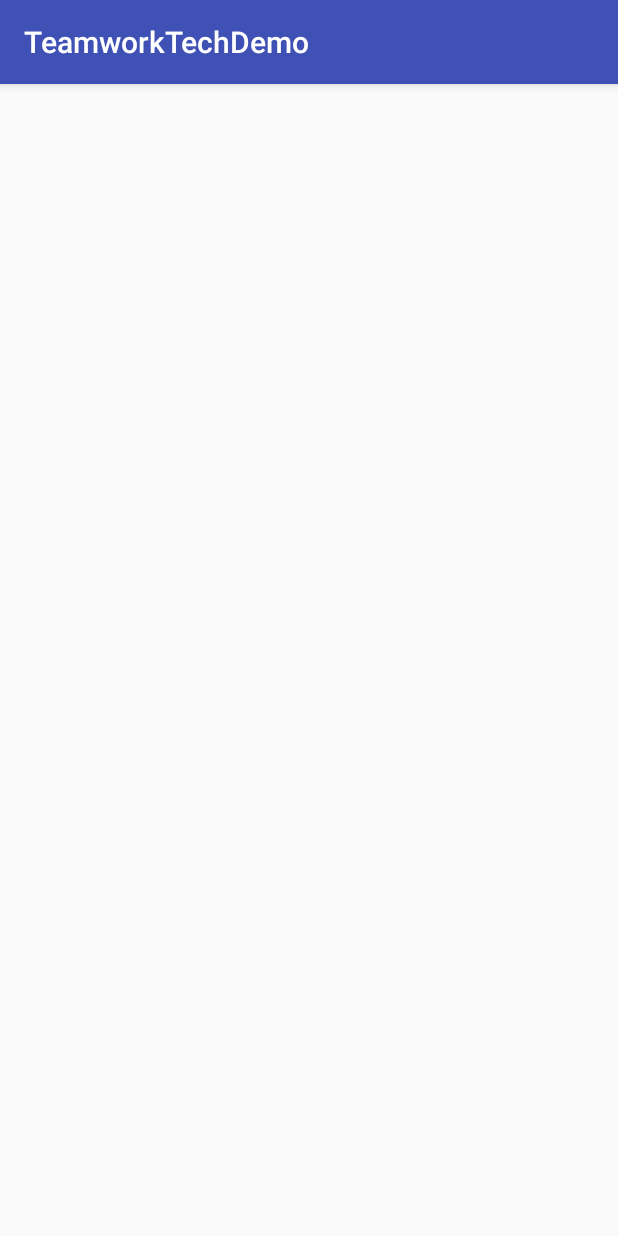
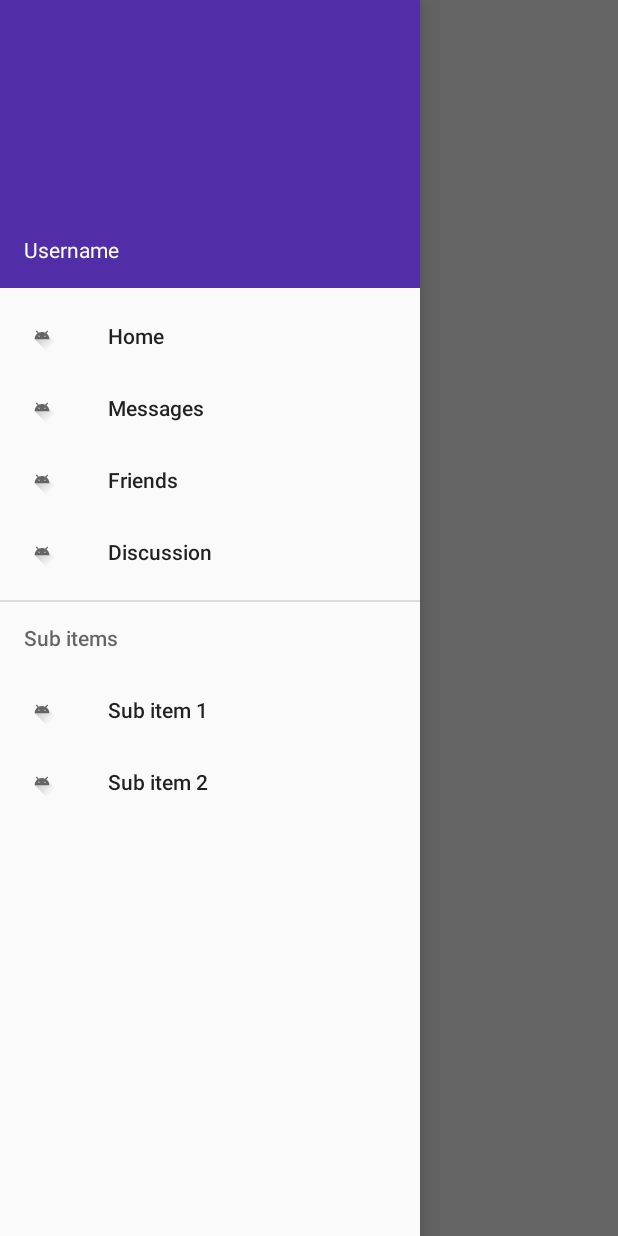
Before and after one commit to ruairimcguigan/TeamworkTechDemo, an Android app: the screen it shows after launch (ProjectsActivity), on a phone screen of 412 x 824 dp. Run offline under Robolectric (Android 15) with nearby library versions, the phone set to English and light mode, and no system bars; our stand-ins replace ButterKnife, Dagger/Hilt's generated code, RxJava, Timber; libraries missing offline, so code that uses them is left out: com.facebook.drawee, com.facebook.stetho, com.singhajit.sherlock, com.squareup.leakcanary, com.tspoon.traceur; network calls fail; pictures from the network do not load; 3 statements that could not run were skipped.

Commit message:
nav drawer and fragments added

```diff
--- a/app/src/main/AndroidManifest.xml
+++ b/app/src/main/AndroidManifest.xml
@@ -20,6 +20,8 @@
                 <category android:name="android.intent.category.LAUNCHER" />
             </intent-filter>
         </activity>
+
+        <activity android:name=".projects.ProjectDetailsActivity"/>
     </application>
 
 </manifest>
--- a/app/src/main/java/demo/teamwork/aquidigital/common/injection/AppComponent.java
+++ b/app/src/main/java/demo/teamwork/aquidigital/common/injection/AppComponent.java
@@ -6,6 +6,7 @@ import dagger.Component;
 import demo.teamwork.aquidigital.home.HomeActivity;
 import demo.teamwork.aquidigital.home.HomeModule;
 import demo.teamwork.aquidigital.projects.ProjectsActivity;
+import demo.teamwork.aquidigital.projects.ProjectsListFragment;
 import demo.teamwork.aquidigital.projects.ProjectsModule;
 import demo.teamwork.aquidigital.repository.ApiModule;
 
@@ -19,6 +20,9 @@ public interface AppComponent {
 
     void inject(HomeActivity activity);
 
+    void inject(ProjectsListFragment fragment);
+
+
     void inject(ProjectsActivity activity);
 
 
--- a/app/src/main/java/demo/teamwork/aquidigital/common/injection/FragmentComponent.java
+++ b/app/src/main/java/demo/teamwork/aquidigital/common/injection/FragmentComponent.java
@@ -1,9 +1,7 @@
 package demo.teamwork.aquidigital.common.injection;
 
 import dagger.Subcomponent;
-import demo.teamwork.aquidigital.common.injection.PerFragment;
-import demo.teamwork.aquidigital.common.injection.FragmentModule;
-import demo.teamwork.aquidigital.projects.ProjectDetailsFragment;
+import demo.teamwork.aquidigital.projects.ProjectDetailsActivity;
 
 /**
  * This component inject dependencies to all Fragments across the application
@@ -12,7 +10,7 @@ import demo.teamwork.aquidigital.projects.ProjectDetailsFragment;
 @Subcomponent(modules = FragmentModule.class)
 public interface FragmentComponent {
 
-    void inject(ProjectDetailsFragment fragment);
+    void inject(ProjectDetailsActivity fragment);
 
 
 }
--- a/app/src/main/java/demo/teamwork/aquidigital/projects/ProjectDetailsFragment.java
+++ /dev/null
@@ -1,6 +0,0 @@
-package demo.teamwork.aquidigital.projects;
-
-import android.support.v4.app.Fragment;
-
-public class ProjectDetailsFragment extends Fragment{
-}
--- a/app/src/main/java/demo/teamwork/aquidigital/projects/ProjectsActivity.java
+++ b/app/src/main/java/demo/teamwork/aquidigital/projects/ProjectsActivity.java
@@ -2,10 +2,14 @@ package demo.teamwork.aquidigital.projects;
 
 import android.os.Bundle;
 import android.support.annotation.Nullable;
+import android.support.design.widget.NavigationView;
+import android.support.v4.view.GravityCompat;
+import android.support.v4.widget.DrawerLayout;
 import android.support.v7.app.AppCompatActivity;
 import android.support.v7.widget.DividerItemDecoration;
 import android.support.v7.widget.LinearLayoutManager;
 import android.support.v7.widget.RecyclerView;
+import android.view.MenuItem;
 import android.widget.Toast;
 
 import java.util.List;
@@ -16,17 +20,20 @@ import butterknife.BindView;
 import butterknife.ButterKnife;
 import demo.teamwork.aquidigital.R;
 import demo.teamwork.aquidigital.TeamworkApplication;
+import demo.teamwork.aquidigital.common.base.BaseActivity;
 import demo.teamwork.aquidigital.projects.ProjectsContract.View;
 import demo.teamwork.aquidigital.repository.api.apimodel.Project;
 
 import static android.support.v7.widget.RecyclerView.HORIZONTAL;
 
-public class ProjectsActivity extends AppCompatActivity implements View{
+public class ProjectsActivity extends BaseActivity implements View {
 
-    @BindView(R.id.projectList)
-    RecyclerView projectList;
+    @BindView(R.id.drawer_layout)
+    DrawerLayout drawerLayout;
 
-    private ProjectAdapter adapter;
+    @BindView(R.id.nav_view)
+    NavigationView navigationView;
+
 
     @Inject
     ProjectsPresenter presenter;
@@ -34,43 +41,43 @@ public class ProjectsActivity extends AppCompatActivity implements View{
     @Override
     protected void onCreate(@Nullable Bundle savedInstanceState) {
         super.onCreate(savedInstanceState);
-        setContentView(R.layout.activity_projects);
+        setContentView(getLayout());
         ButterKnife.bind(this);
 
-        setAdapter();
+        showFragment(R.id.fragment_container, ProjectsListFragment.class);
+        setNavigationView();
 
         ((TeamworkApplication) getApplication()).getAppComponent().inject(this);
     }
 
-    private void setAdapter() {
-        adapter = new ProjectAdapter(this);
-        projectList.setLayoutManager(new LinearLayoutManager(this));
-        projectList.setHasFixedSize(true);
-        projectList.setAdapter(adapter);
-        DividerItemDecoration itemDecor = new DividerItemDecoration(this, HORIZONTAL);
-        projectList.addItemDecoration(itemDecor);
+    @Override
+    protected int getLayout() {
+        return R.layout.activity_projects;
     }
 
-    @Override
-    protected void onStart() {
-        super.onStart();
-        presenter.attachView(this);
-        presenter.loadProjects();
+    private void setNavigationView() {
+        if (navigationView != null) {
+            drawerLayout.openDrawer(GravityCompat.START);
+            setupDrawerContent(navigationView);
+        }
     }
 
-    @Override
-    protected void onResume() {
-        super.onResume();
-
+    private void setupDrawerContent(NavigationView navigationView) {
+        navigationView.setNavigationItemSelectedListener(
+                new NavigationView.OnNavigationItemSelectedListener() {
+                    @Override
+                    public boolean onNavigationItemSelected(MenuItem menuItem) {
+                        menuItem.setChecked(true);
+                        drawerLayout.closeDrawers();
+                        return true;
+                    }
+                });
     }
 
     @Override
     public void showProjects(List<Project> projectList) {
-        for (Project p: projectList) {
-        Toast.makeText(this, p.getName(), Toast.LENGTH_SHORT).show();
 
-        }
-        adapter.setData(projectList);
+
     }
 
 
--- /dev/null
+++ b/app/src/main/java/demo/teamwork/aquidigital/projects/ProjectsListFragment.java
@@ -0,0 +1,95 @@
+package demo.teamwork.aquidigital.projects;
+
+import android.os.Bundle;
+import android.support.annotation.NonNull;
+import android.support.annotation.Nullable;
+import android.support.v7.widget.DividerItemDecoration;
+import android.support.v7.widget.LinearLayoutManager;
+import android.support.v7.widget.RecyclerView;
+import android.view.LayoutInflater;
+import android.view.View;
+import android.view.ViewGroup;
+import android.widget.Toast;
+
+import java.util.List;
+
+import javax.inject.Inject;
+
+import butterknife.BindView;
+import butterknife.ButterKnife;
+import demo.teamwork.aquidigital.R;
+import demo.teamwork.aquidigital.TeamworkApplication;
+import demo.teamwork.aquidigital.common.base.BaseFragment;
+import demo.teamwork.aquidigital.common.injection.FragmentComponent;
+import demo.teamwork.aquidigital.repository.api.apimodel.Project;
+
+import static android.support.v7.widget.RecyclerView.HORIZONTAL;
+
+public class ProjectsListFragment extends BaseFragment implements ProjectsContract.View{
+
+    @Inject
+    ProjectsPresenter presenter;
+
+    @BindView(R.id.projectList)
+    RecyclerView projectList;
+
+    private ProjectAdapter adapter;
+
+    @Nullable
+    @Override
+    public View onCreateView(@NonNull LayoutInflater inflater, @Nullable ViewGroup container, @Nullable Bundle savedInstanceState) {
+        View view = inflater.inflate(getLayout(), container, false);
+        ButterKnife.bind(this, view);
+        setAdapter();
+        ((TeamworkApplication) getActivity().getApplication()).getAppComponent().inject(this);
+        return view;
+    }
+
+    private void setAdapter() {
+        adapter = new ProjectAdapter(getActivity());
+        projectList.setLayoutManager(new LinearLayoutManager(getActivity()));
+        projectList.setHasFixedSize(true);
+        projectList.setAdapter(adapter);
+        DividerItemDecoration itemDecor = new DividerItemDecoration(getActivity(), HORIZONTAL);
+        projectList.addItemDecoration(itemDecor);
+    }
+
+    @Override
+    protected int getLayout() {
+        return R.layout.fragment_project_list;
+    }
+
+
+
+    @Override
+    public void onStart() {
+        super.onStart();
+        presenter.attachView(this);
+        presenter.loadProjects();
+    }
+
+    @Override
+    protected void inject(FragmentComponent fragmentComponent) {
+
+    }
+
+    @Override
+    protected void attachView() {
+
+    }
+
+    @Override
+    protected void detachPresenter() {
+
+    }
+
+    @Override
+    public void showProjects(List<Project> projectList) {
+        adapter.setData(projectList);
+    }
+
+    @Override
+    public void toggleProgress() {
+
+    }
+}
--- a/app/src/main/res/layout/activity_projects.xml
+++ b/app/src/main/res/layout/activity_projects.xml
@@ -1,16 +1,24 @@
 <?xml version="1.0" encoding="utf-8"?>
-<android.support.constraint.ConstraintLayout xmlns:android="http://schemas.android.com/apk/res/android"
+
+<android.support.v4.widget.DrawerLayout xmlns:android="http://schemas.android.com/apk/res/android"
+    xmlns:app="http://schemas.android.com/apk/res-auto"
+    android:id="@+id/drawer_layout"
     android:layout_width="match_parent"
     android:layout_height="match_parent"
-    xmlns:app="http://schemas.android.com/apk/res-auto">
+    android:fitsSystemWindows="true">
 
-    <android.support.v7.widget.RecyclerView
-        android:id="@+id/projectList"
+    <FrameLayout
+        android:id="@+id/fragment_container"
         android:layout_width="match_parent"
+        android:layout_height="match_parent"/>
+
+    <android.support.design.widget.NavigationView
+        android:id="@+id/nav_view"
+        android:layout_width="wrap_content"
         android:layout_height="match_parent"
-        app:layout_constraintTop_toTopOf="parent"
-        app:layout_constraintBottom_toBottomOf="parent"
-        app:layout_constraintStart_toStartOf="parent"
-        app:layout_constraintEnd_toEndOf="parent"/>
+        android:layout_gravity="start"
+        android:fitsSystemWindows="true"
+        app:headerLayout="@layout/nav_header"
+        app:menu="@menu/drawer_view" />
 
-</android.support.constraint.ConstraintLayout>
+</android.support.v4.widget.DrawerLayout>
--- /dev/null
+++ b/app/src/main/res/layout/nav_header.xml
@@ -0,0 +1,17 @@
+<?xml version="1.0" encoding="utf-8"?>
+<LinearLayout xmlns:android="http://schemas.android.com/apk/res/android"
+    android:layout_width="match_parent"
+    android:layout_height="192dp"
+    android:background="?attr/colorPrimaryDark"
+    android:padding="16dp"
+    android:theme="@style/ThemeOverlay.AppCompat.Dark"
+    android:orientation="vertical"
+    android:gravity="bottom">
+
+    <TextView
+        android:layout_width="match_parent"
+        android:layout_height="wrap_content"
+        android:text="Username"
+        android:textAppearance="@style/TextAppearance.AppCompat.Body1"/>
+
+</LinearLayout>
--- /dev/null
+++ b/app/src/main/res/menu/drawer_view.xml
@@ -0,0 +1,34 @@
+<?xml version="1.0" encoding="utf-8"?>
+<menu xmlns:android="http://schemas.android.com/apk/res/android">
+
+    <group android:checkableBehavior="single">
+        <item
+            android:id="@+id/nav_home"
+            android:icon="@drawable/ic_launcher_foreground"
+            android:title="Home" />
+        <item
+            android:id="@+id/nav_messages"
+            android:icon="@drawable/ic_launcher_foreground"
+            android:title="Messages" />
+        <item
+            android:id="@+id/nav_friends"
+            android:icon="@drawable/ic_launcher_foreground"
+            android:title="Friends" />
+        <item
+            android:id="@+id/nav_discussion"
+            android:icon="@drawable/ic_launcher_foreground"
+            android:title="Discussion" />
+    </group>
+
+    <item android:title="Sub items">
+        <menu>
+            <item
+                android:icon="@drawable/ic_launcher_foreground"
+                android:title="Sub item 1" />
+            <item
+                android:icon="@drawable/ic_launcher_foreground"
+                android:title="Sub item 2" />
+        </menu>
+    </item>
+
+</menu>
--- a/app/src/main/res/values/styles.xml
+++ b/app/src/main/res/values/styles.xml
@@ -1,11 +1,19 @@
 <resources>
 
     <!-- Base application theme. -->
-    <style name="AppTheme" parent="Theme.AppCompat.Light.DarkActionBar">
+    <style name="AppTheme" parent="Theme.AppCompat.DayNight.NoActionBar">
         <!-- Customize your theme here. -->
-        <item name="colorPrimary">@color/colorPrimary</item>
-        <item name="colorPrimaryDark">@color/colorPrimaryDark</item>
-        <item name="colorAccent">@color/colorAccent</item>
+        <item name="colorPrimary">#673AB7</item>
+        <item name="colorPrimaryDark">#512DA8</item>
+        <item name="colorAccent">#FF4081</item>
+    </style>
+
+    <style name="Widget.CardContent" parent="android:Widget">
+        <item name="android:paddingLeft">16dp</item>
+        <item name="android:paddingRight">16dp</item>
+        <item name="android:paddingTop">24dp</item>
+        <item name="android:paddingBottom">24dp</item>
+        <item name="android:orientation">vertical</item>
     </style>
 
 </resources>
```
Also changed, not shown: app/src/main/java/demo/teamwork/aquidigital/common/base/BaseActivity.java (+4 -6 lines), app/src/main/java/demo/teamwork/aquidigital/projects/ProjectAdapter.java (+19 -0 lines), app/src/main/java/demo/teamwork/aquidigital/projects/ProjectDetailsActivity.java (added, +57 -0 lines), app/src/main/res/layout/activity_project_detail.xml (added, +61 -0 lines), app/src/main/res/layout/fragment_project_list.xml (added, +16 -0 lines), app/src/main/res/layout/project_item.xml (+22 -2 lines), app/src/main/res/values/dimens.xml (added, +7 -0 lines).
